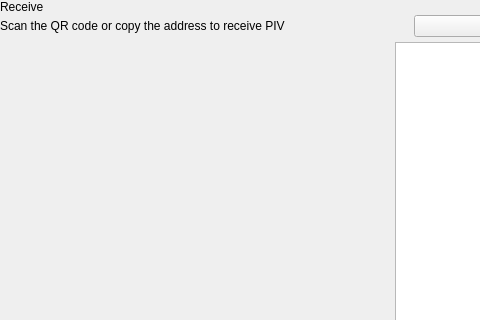
Old version of the form src/qt/cari/forms/receivewidget.ui in the repository VsyncCrypto/VSX; both pictures show x 0 to 480 and y 0 to 320 of the 629 by 629 pixel window.
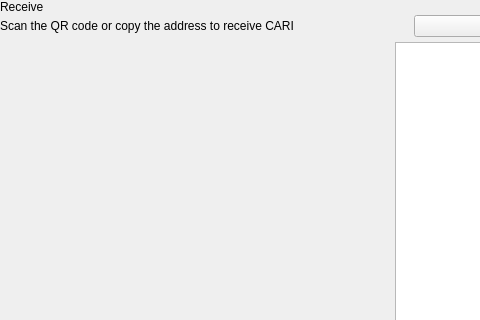
New version of the form. Custom widgets are drawn as their Qt base class.

What changed in the file:
```diff
--- a/src/qt/cari/forms/receivewidget.ui
+++ b/src/qt/cari/forms/receivewidget.ui
@@ -78,7 +78,7 @@
             <item alignment="Qt::AlignTop">
              <widget class="QLabel" name="labelSubtitle1">
               <property name="text">
-               <string>Scan the QR code or copy the address to receive PIV</string>
+               <string>Scan the QR code or copy the address to receive CARI</string>
               </property>
              </widget>
             </item>
```
Left out of the diff: 2 changed lines with no effect on the pictures.
